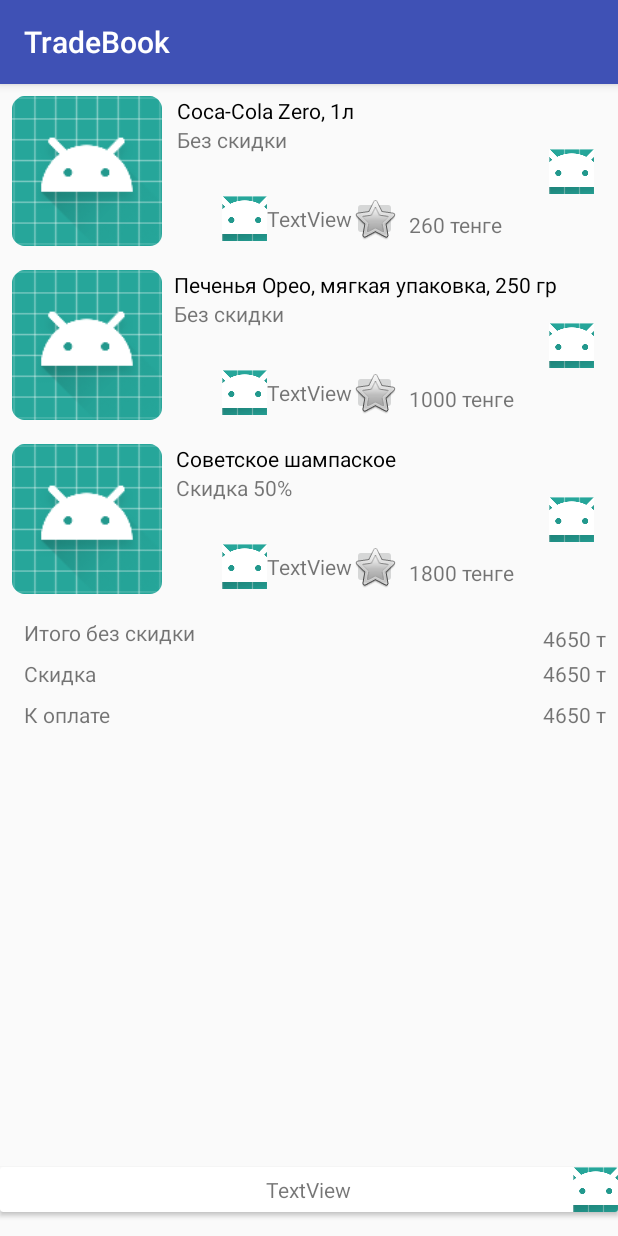
After one commit to BMukhtar/TradeBook, an Android app: the CheckActivity screen opened directly, with no data from a screen before it, on a phone screen of 412 x 824 dp. The commit adds this screen. Run offline under Robolectric (Android 15) with nearby library versions, the phone set to English and light mode, and no system bars.

Commit message:
added list and buttons

```diff
--- a/app/build.gradle
+++ b/app/build.gradle
@@ -28,10 +28,13 @@ dependencies {
     implementation 'com.android.support:appcompat-v7:26.1.0'
     implementation 'com.android.support:design:26.1.0'
     implementation 'com.android.support.constraint:constraint-layout:1.0.2'
+
     testImplementation 'junit:junit:4.12'
     androidTestImplementation('com.android.support.test.espresso:espresso-core:3.0.1', {
         exclude group: 'com.android.support', module: 'support-annotations'
     })
-    implementation"org.jetbrains.kotlin:kotlin-stdlib-jre7:$kotlin_version"
+    implementation 'com.facebook.fresco:fresco:1.5.0'
+    implementation 'com.jaredrummler:material-spinner:1.1.0'
+    implementation "org.jetbrains.kotlin:kotlin-stdlib-jre7:$kotlin_version"
     implementation 'com.android.support:cardview-v7:26.1.0'
 }
--- a/app/src/main/AndroidManifest.xml
+++ b/app/src/main/AndroidManifest.xml
@@ -1,6 +1,8 @@
 <?xml version="1.0" encoding="utf-8"?>
 <manifest xmlns:android="http://schemas.android.com/apk/res/android"
     package="com.support.robigroup.tradebook">
+
+    <uses-permission android:name="android.permission.INTERNET" />
 
     <application
         android:allowBackup="true"
@@ -19,6 +21,8 @@
                 <category android:name="android.intent.category.LAUNCHER" />
             </intent-filter>
         </activity>
+        <activity android:name=".CheckActivity" />
+        <activity android:name=".PaymentActivity"></activity>
     </application>
 
 </manifest>
--- /dev/null
+++ b/app/src/main/java/com/support/robigroup/tradebook/CheckActivity.kt
@@ -0,0 +1,35 @@
+package com.support.robigroup.tradebook
+
+import android.support.v7.app.AppCompatActivity
+import android.os.Bundle
+import android.support.v7.widget.LinearLayoutManager
+import com.support.robigroup.tradebook.adapter.MyAdapter
+import com.support.robigroup.tradebook.adapter.Tovar
+import kotlinx.android.synthetic.main.activity_check.*
+import java.util.ArrayList
+import kotlin.properties.Delegates
+
+class CheckActivity : AppCompatActivity() {
+
+    private var mDataSet = ArrayList<Tovar>()
+    lateinit var mAdapter: MyAdapter
+
+    override fun onCreate(savedInstanceState: Bundle?) {
+        super.onCreate(savedInstanceState)
+        setContentView(R.layout.activity_check)
+
+        val tovar1 = Tovar("Coca-Cola Zero, 1л", "Без скидки", "260")
+        val tovar2 = Tovar("Печенья Орео, мягкая упаковка, 250 гр", "Без скидки", "1000")
+        val tovar3 = Tovar("Советское шампаское", "Скидка 50%", "1800")
+
+        mDataSet.add(tovar1)
+        mDataSet.add(tovar2)
+        mDataSet.add(tovar3)
+
+        mAdapter = MyAdapter(mDataSet)
+        recyclerView.setHasFixedSize(true)
+        recyclerView.layoutManager = LinearLayoutManager(this,LinearLayoutManager.VERTICAL,false)
+        recyclerView.adapter = mAdapter
+
+    }
+}
--- /dev/null
+++ b/app/src/main/java/com/support/robigroup/tradebook/adapter/MyAdapter.kt
@@ -0,0 +1,36 @@
+package com.support.robigroup.tradebook.adapter
+
+import android.support.v7.widget.RecyclerView
+import android.view.LayoutInflater
+import android.view.View
+import android.view.ViewGroup
+import android.widget.ImageView
+import android.widget.TextView
+import com.support.robigroup.tradebook.R
+import java.util.ArrayList
+
+class MyAdapter(private var mDataSet: ArrayList<Tovar>) : RecyclerView.Adapter<MyAdapter.ViewHolder>() {
+
+
+    override fun onBindViewHolder(holder: ViewHolder, position: Int) {
+        holder.mNameText.text = mDataSet[position].name
+        holder.mDescText.text = mDataSet[position].skidka
+        holder.mPrice.text = mDataSet[position].price + " тенге"
+    }
+
+    override fun getItemCount(): Int {
+        return mDataSet.size
+    }
+
+    override fun onCreateViewHolder(parent: ViewGroup?, viewType: Int): ViewHolder{
+        val v = LayoutInflater.from(parent?.context).inflate(R.layout.item_tovar, parent, false)
+        return ViewHolder(v)
+    }
+
+    inner class ViewHolder(private val view: View) : RecyclerView.ViewHolder(view){
+        var mNameText = view.findViewById<TextView>(R.id.name)
+        var mImage = view.findViewById<ImageView>(R.id.tovar_image)
+        var mDescText = view.findViewById<TextView>(R.id.tovar_desk)
+        var mPrice = view.findViewById<TextView>(R.id.tovar_price)
+    }
+}
--- /dev/null
+++ b/app/src/main/java/com/support/robigroup/tradebook/adapter/models.kt
@@ -0,0 +1,7 @@
+package com.support.robigroup.tradebook.adapter
+
+data class Tovar(
+        var name: String,
+        var skidka: String,
+        var price: String
+)
--- /dev/null
+++ b/app/src/main/res/layout/activity_check.xml
@@ -0,0 +1,103 @@
+<?xml version="1.0" encoding="utf-8"?>
+<android.support.constraint.ConstraintLayout xmlns:android="http://schemas.android.com/apk/res/android"
+    xmlns:app="http://schemas.android.com/apk/res-auto"
+    xmlns:tools="http://schemas.android.com/tools"
+    android:layout_width="match_parent"
+    android:layout_height="match_parent"
+    tools:context="com.support.robigroup.tradebook.CheckActivity">
+
+    <android.support.v7.widget.RecyclerView
+        android:id="@+id/recyclerView"
+        android:layout_width="match_parent"
+        android:layout_height="wrap_content"
+        android:scrollbars="vertical"
+        tools:listitem="@layout/item_tovar">
+
+    </android.support.v7.widget.RecyclerView>
+
+    <android.support.v7.widget.CardView
+        android:layout_width="match_parent"
+        android:layout_height="wrap_content"
+        android:layout_marginBottom="16dp"
+        app:layout_constraintBottom_toBottomOf="parent"
+        app:layout_constraintLeft_toLeftOf="parent"
+        app:layout_constraintRight_toRightOf="parent"
+        tools:layout_editor_absoluteX="8dp" >
+
+        <ImageButton
+            android:id="@+id/imageButton3"
+            android:layout_width="30dp"
+            android:layout_height="30dp"
+            android:layout_gravity="right|center_horizontal"
+            app:srcCompat="@mipmap/ic_launcher" />
+
+        <TextView
+            android:id="@+id/textView20"
+            android:layout_width="wrap_content"
+            android:layout_height="wrap_content"
+            android:layout_gravity="center"
+            android:text="TextView" />
+    </android.support.v7.widget.CardView>
+
+    <TextView
+        android:id="@+id/textView23"
+        android:layout_width="wrap_content"
+        android:layout_height="wrap_content"
+        android:layout_marginLeft="16dp"
+        android:layout_marginTop="8dp"
+        android:text="Итого без скидки"
+        app:layout_constraintLeft_toLeftOf="parent"
+        app:layout_constraintTop_toBottomOf="@+id/recyclerView" />
+
+    <TextView
+        android:id="@+id/textView25"
+        android:layout_width="wrap_content"
+        android:layout_height="wrap_content"
+        android:layout_marginLeft="16dp"
+        android:layout_marginTop="8dp"
+        android:text="Скидка"
+        app:layout_constraintLeft_toLeftOf="parent"
+        app:layout_constraintTop_toBottomOf="@+id/textView23" />
+
+    <TextView
+        android:id="@+id/textView26"
+        android:layout_width="wrap_content"
+        android:layout_height="wrap_content"
+        android:layout_marginEnd="8dp"
+        android:text="4650 т"
+        app:layout_constraintBottom_toBottomOf="@+id/textView25"
+        app:layout_constraintEnd_toEndOf="parent"
+        app:layout_constraintTop_toTopOf="@+id/textView25" />
+
+    <TextView
+        android:id="@+id/textView27"
+        android:layout_width="wrap_content"
+        android:layout_height="wrap_content"
+        android:layout_marginLeft="16dp"
+        android:layout_marginTop="8dp"
+        android:text="К оплате"
+        app:layout_constraintLeft_toLeftOf="parent"
+        app:layout_constraintTop_toBottomOf="@+id/textView25" />
+
+    <TextView
+        android:id="@+id/textView28"
+        android:layout_width="wrap_content"
+        android:layout_height="wrap_content"
+        android:layout_marginEnd="8dp"
+        android:text="4650 т"
+        app:layout_constraintBottom_toBottomOf="@+id/textView27"
+        app:layout_constraintEnd_toEndOf="parent"
+        app:layout_constraintTop_toTopOf="@+id/textView27" />
+
+    <TextView
+        android:id="@+id/textView24"
+        android:layout_width="wrap_content"
+        android:layout_height="wrap_content"
+        android:layout_marginEnd="8dp"
+        android:layout_marginTop="8dp"
+        android:text="4650 т"
+        app:layout_constraintBottom_toBottomOf="@+id/textView23"
+        app:layout_constraintEnd_toEndOf="parent"
+        app:layout_constraintTop_toTopOf="@+id/textView23" />
+
+</android.support.constraint.ConstraintLayout>
--- /dev/null
+++ b/app/src/main/res/layout/item_tovar.xml
@@ -0,0 +1,106 @@
+<?xml version="1.0" encoding="utf-8"?>
+<android.support.constraint.ConstraintLayout xmlns:android="http://schemas.android.com/apk/res/android"
+    xmlns:app="http://schemas.android.com/apk/res-auto"
+    xmlns:tools="http://schemas.android.com/tools"
+    android:layout_width="match_parent"
+    android:layout_height="wrap_content"
+    android:orientation="vertical"
+    tools:layout_editor_absoluteX="0dp"
+    tools:layout_editor_absoluteY="81dp">
+
+    <ImageView
+        android:id="@+id/tovar_image"
+        android:layout_width="100dp"
+        android:layout_height="100dp"
+        android:layout_marginBottom="8dp"
+        android:layout_marginEnd="8dp"
+        android:layout_marginLeft="16dp"
+        android:layout_marginStart="8dp"
+        android:layout_marginTop="8dp"
+        app:layout_constraintBottom_toBottomOf="parent"
+        app:layout_constraintEnd_toEndOf="parent"
+        app:layout_constraintHorizontal_bias="0.0"
+        app:layout_constraintLeft_toLeftOf="parent"
+        app:layout_constraintStart_toStartOf="parent"
+        app:layout_constraintTop_toTopOf="parent"
+        app:srcCompat="@mipmap/ic_launcher" />
+
+    <TextView
+        android:id="@+id/tovar_desk"
+        android:layout_width="wrap_content"
+        android:layout_height="wrap_content"
+        android:text="260 тенге, без скидки"
+        app:layout_constraintStart_toStartOf="@+id/name"
+        app:layout_constraintTop_toBottomOf="@+id/name" />
+
+    <TextView
+        android:id="@+id/name"
+        android:layout_width="wrap_content"
+        android:layout_height="wrap_content"
+        android:layout_marginEnd="8dp"
+        android:layout_marginStart="8dp"
+        android:text=" Coca Cola Zero"
+        android:textColor="@android:color/black"
+        app:layout_constraintEnd_toEndOf="parent"
+        app:layout_constraintHorizontal_bias="0.01"
+        app:layout_constraintStart_toEndOf="@+id/tovar_image"
+        app:layout_constraintTop_toTopOf="@+id/tovar_image" />
+
+    <LinearLayout
+        android:id="@+id/linearLayout2"
+        android:layout_width="wrap_content"
+        android:layout_height="wrap_content"
+        android:layout_marginBottom="8dp"
+        android:layout_marginTop="8dp"
+        android:gravity="center"
+        android:orientation="horizontal"
+        app:layout_constraintBottom_toBottomOf="parent"
+        app:layout_constraintLeft_toLeftOf="parent"
+        app:layout_constraintRight_toRightOf="parent"
+        app:layout_constraintTop_toBottomOf="@+id/tovar_desk"
+        app:layout_constraintVertical_bias="0.85">
+
+        <ImageButton
+            android:id="@+id/imageButton"
+            android:layout_width="30dp"
+            android:layout_height="30dp"
+            android:layout_weight="1"
+            app:srcCompat="@mipmap/ic_launcher" />
+
+        <TextView
+            android:layout_width="wrap_content"
+            android:layout_height="wrap_content"
+            android:layout_weight="1"
+            android:text="TextView" />
+
+        <ImageButton
+            android:layout_width="30dp"
+            android:layout_height="30dp"
+            android:layout_weight="1"
+            app:srcCompat="@android:drawable/btn_star" />
+    </LinearLayout>
+
+    <TextView
+        android:id="@+id/tovar_price"
+        android:layout_width="wrap_content"
+        android:layout_height="wrap_content"
+        android:layout_marginEnd="8dp"
+        android:layout_marginStart="8dp"
+        android:layout_marginTop="8dp"
+        android:text="260 тенге"
+        app:layout_constraintBottom_toBottomOf="@+id/linearLayout2"
+        app:layout_constraintEnd_toEndOf="parent"
+        app:layout_constraintHorizontal_bias="0.0"
+        app:layout_constraintStart_toEndOf="@+id/linearLayout2"
+        app:layout_constraintTop_toTopOf="@+id/linearLayout2" />
+
+    <ImageButton
+        android:id="@+id/imageButton2"
+        android:layout_width="30dp"
+        android:layout_height="30dp"
+        android:layout_marginRight="16dp"
+        app:layout_constraintBottom_toBottomOf="parent"
+        app:layout_constraintRight_toRightOf="parent"
+        app:layout_constraintTop_toTopOf="parent"
+        app:srcCompat="@mipmap/ic_launcher" />
+</android.support.constraint.ConstraintLayout>
```
Also changed, not shown: app/src/main/java/com/support/robigroup/tradebook/MainActivity.kt (+11 -18 lines), app/src/main/java/com/support/robigroup/tradebook/MyApplication.java (added, +13 -0 lines), app/src/main/java/com/support/robigroup/tradebook/PaymentActivity.kt (added, +12 -0 lines), app/src/main/res/layout/activity_payment.xml (added, +9 -0 lines), app/src/main/res/layout/content_main.xml (+53 -0 lines), app/src/main/res/layout/item_dynamic_sales.xml (added, +58 -0 lines).
